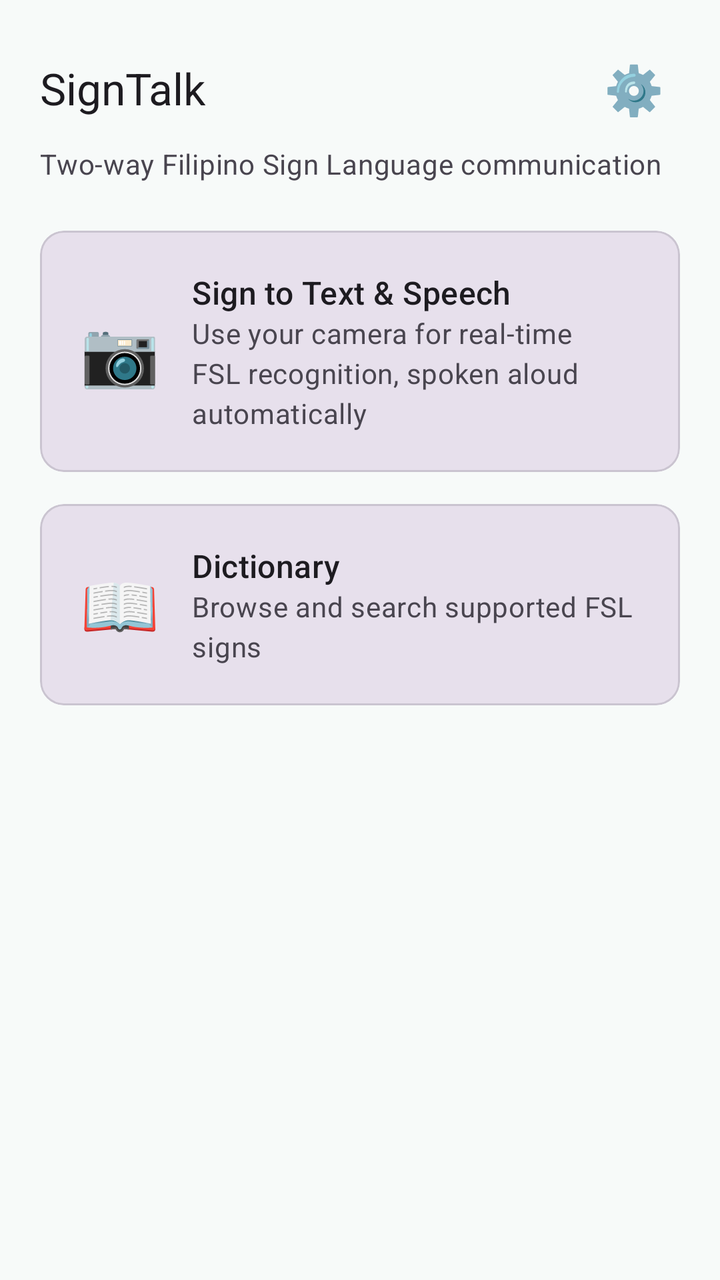
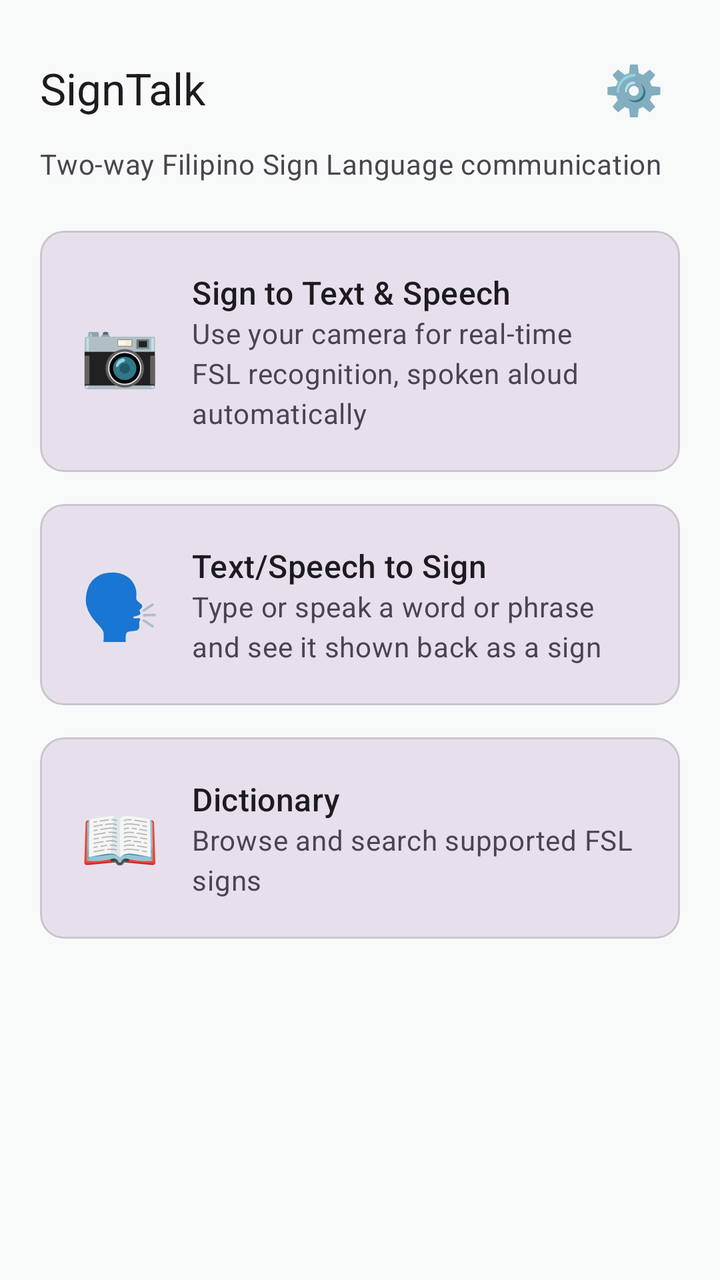

Compare the two renders of this Android layout. The source of the first and the diff that turns it into the second are given below.
<!-- AndroidManifest.xml: application theme Theme.SignTalk -->
<!-- res/layout/fragment_home.xml -->
<?xml version="1.0" encoding="utf-8"?>
<ScrollView xmlns:android="http://schemas.android.com/apk/res/android"
    xmlns:app="http://schemas.android.com/apk/res-auto"
    android:layout_width="match_parent"
    android:layout_height="match_parent">

    <LinearLayout
        android:layout_width="match_parent"
        android:layout_height="wrap_content"
        android:orientation="vertical"
        android:padding="20dp">

        <LinearLayout
            android:layout_width="match_parent"
            android:layout_height="wrap_content"
            android:gravity="center_vertical"
            android:orientation="horizontal">

            <TextView
                android:id="@+id/greetingText"
                android:layout_width="0dp"
                android:layout_height="wrap_content"
                android:layout_weight="1"
                android:text="SignTalk"
                android:textAppearance="?attr/textAppearanceTitleLarge" />

            <TextView
                android:id="@+id/settingsButton"
                android:layout_width="wrap_content"
                android:layout_height="wrap_content"
                android:background="?attr/selectableItemBackgroundBorderless"
                android:padding="8dp"
                android:text="⚙️"
                android:textSize="24sp" />
        </LinearLayout>

        <TextView
            android:layout_width="match_parent"
            android:layout_height="wrap_content"
            android:layout_marginTop="4dp"
            android:text="Two-way Filipino Sign Language communication"
            android:textAppearance="?attr/textAppearanceBodyMedium"
            android:textColor="?attr/colorOnSurfaceVariant" />

        <com.google.android.material.card.MaterialCardView
            android:id="@+id/recognitionCard"
            android:layout_width="match_parent"
            android:layout_height="wrap_content"
            android:layout_marginTop="24dp"
            android:clickable="true"
            android:focusable="true"
            app:cardBackgroundColor="?attr/colorSurfaceVariant">

            <LinearLayout
                android:layout_width="match_parent"
                android:layout_height="wrap_content"
                android:gravity="center_vertical"
                android:orientation="horizontal"
                android:padding="20dp">

                <TextView
                    android:layout_width="wrap_content"
                    android:layout_height="wrap_content"
                    android:text="📷"
                    android:textSize="32sp" />

                <LinearLayout
                    android:layout_width="0dp"
                    android:layout_height="wrap_content"
                    android:layout_marginStart="16dp"
                    android:layout_weight="1"
                    android:orientation="vertical">

                    <TextView
                        android:layout_width="match_parent"
                        android:layout_height="wrap_content"
                        android:text="Sign to Text &amp; Speech"
                        android:textAppearance="?attr/textAppearanceTitleMedium" />

                    <TextView
                        android:layout_width="match_parent"
                        android:layout_height="wrap_content"
                        android:text="Use your camera for real-time FSL recognition, spoken aloud automatically"
                        android:textAppearance="?attr/textAppearanceBodyMedium"
                        android:textColor="?attr/colorOnSurfaceVariant" />
                </LinearLayout>
            </LinearLayout>
        </com.google.android.material.card.MaterialCardView>

        <com.google.android.material.card.MaterialCardView
            android:id="@+id/dictionaryCard"
            android:layout_width="match_parent"
            android:layout_height="wrap_content"
            android:layout_marginTop="16dp"
            android:clickable="true"
            android:focusable="true"
            app:cardBackgroundColor="?attr/colorSurfaceVariant">

            <LinearLayout
                android:layout_width="match_parent"
                android:layout_height="wrap_content"
                android:gravity="center_vertical"
                android:orientation="horizontal"
                android:padding="20dp">

                <TextView
                    android:layout_width="wrap_content"
                    android:layout_height="wrap_content"
                    android:text="📖"
                    android:textSize="32sp" />

                <LinearLayout
                    android:layout_width="0dp"
                    android:layout_height="wrap_content"
                    android:layout_marginStart="16dp"
                    android:layout_weight="1"
                    android:orientation="vertical">

                    <TextView
                        android:layout_width="match_parent"
                        android:layout_height="wrap_content"
                        android:text="Dictionary"
                        android:textAppearance="?attr/textAppearanceTitleMedium" />

                    <TextView
                        android:layout_width="match_parent"
                        android:layout_height="wrap_content"
                        android:text="Browse and search supported FSL signs"
                        android:textAppearance="?attr/textAppearanceBodyMedium"
                        android:textColor="?attr/colorOnSurfaceVariant" />
                </LinearLayout>
            </LinearLayout>
        </com.google.android.material.card.MaterialCardView>

    </LinearLayout>
</ScrollView>
<!-- resources referenced by this layout -->
<resources>
  <style name="Theme.SignTalk" parent="Base.Theme.SignTalk" />
  <style name="Base.Theme.SignTalk" parent="Theme.Material3.DayNight.NoActionBar">
          <item name="colorPrimary">@color/teal_primary</item>
          <item name="colorOnPrimary">@color/light_surface</item>
          <item name="colorSecondary">@color/amber_accent</item>
          <item name="colorOnSecondary">@color/light_surface</item>
          <item name="colorError">@color/error_red</item>
          <item name="android:colorBackground">@color/light_background</item>
          <item name="colorSurface">@color/light_surface</item>
      </style>
  <color name="teal_primary">#FF00796B</color>
  <color name="light_surface">#FFFFFFFF</color>
  <color name="amber_accent">#FFFFA000</color>
  <color name="error_red">#FFC62828</color>
  <color name="light_background">#FFF7FAF9</color>
</resources>

<!-- the commit's change to res/layout/fragment_home.xml (unified diff, before → after) -->
@@ -88,6 +88,51 @@
         </com.google.android.material.card.MaterialCardView>
 
         <com.google.android.material.card.MaterialCardView
+            android:id="@+id/translateCard"
+            android:layout_width="match_parent"
+            android:layout_height="wrap_content"
+            android:layout_marginTop="16dp"
+            android:clickable="true"
+            android:focusable="true"
+            app:cardBackgroundColor="?attr/colorSurfaceVariant">
+
+            <LinearLayout
+                android:layout_width="match_parent"
+                android:layout_height="wrap_content"
+                android:gravity="center_vertical"
+                android:orientation="horizontal"
+                android:padding="20dp">
+
+                <TextView
+                    android:layout_width="wrap_content"
+                    android:layout_height="wrap_content"
+                    android:text="🗣️"
+                    android:textSize="32sp" />
+
+                <LinearLayout
+                    android:layout_width="0dp"
+                    android:layout_height="wrap_content"
+                    android:layout_marginStart="16dp"
+                    android:layout_weight="1"
+                    android:orientation="vertical">
+
+                    <TextView
+                        android:layout_width="match_parent"
+                        android:layout_height="wrap_content"
+                        android:text="Text/Speech to Sign"
+                        android:textAppearance="?attr/textAppearanceTitleMedium" />
+
+                    <TextView
+                        android:layout_width="match_parent"
+                        android:layout_height="wrap_content"
+                        android:text="Type or speak a word or phrase and see it shown back as a sign"
+                        android:textAppearance="?attr/textAppearanceBodyMedium"
+                        android:textColor="?attr/colorOnSurfaceVariant" />
+                </LinearLayout>
+            </LinearLayout>
+        </com.google.android.material.card.MaterialCardView>
+
+        <com.google.android.material.card.MaterialCardView
             android:id="@+id/dictionaryCard"
             android:layout_width="match_parent"
             android:layout_height="wrap_content"
